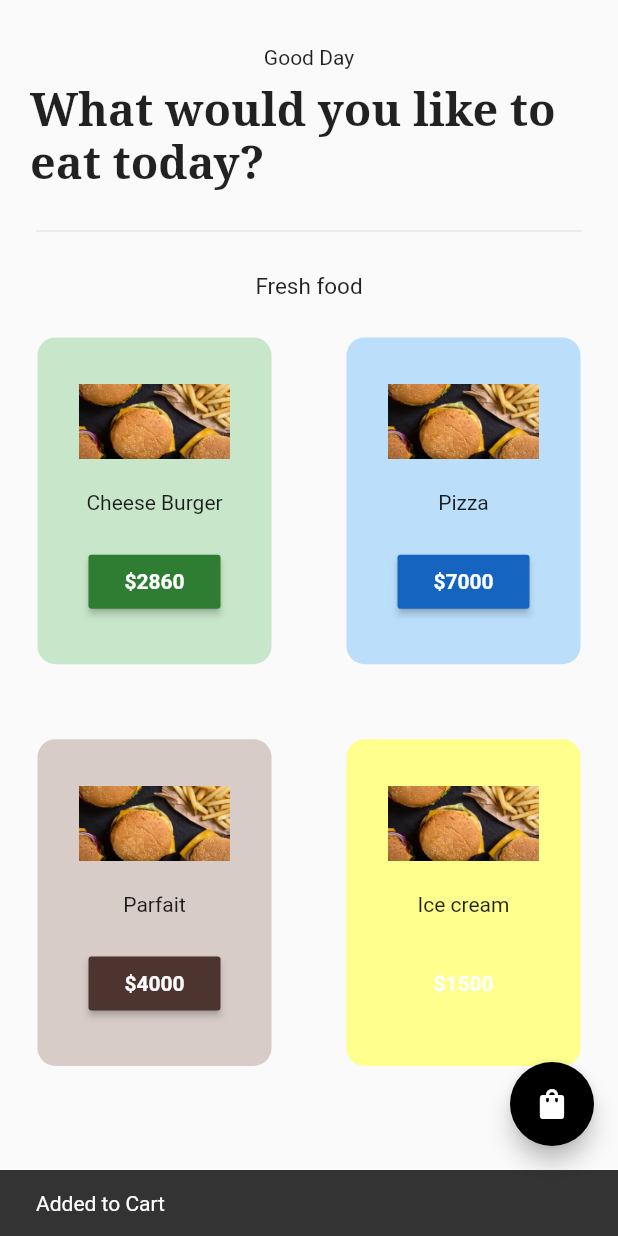
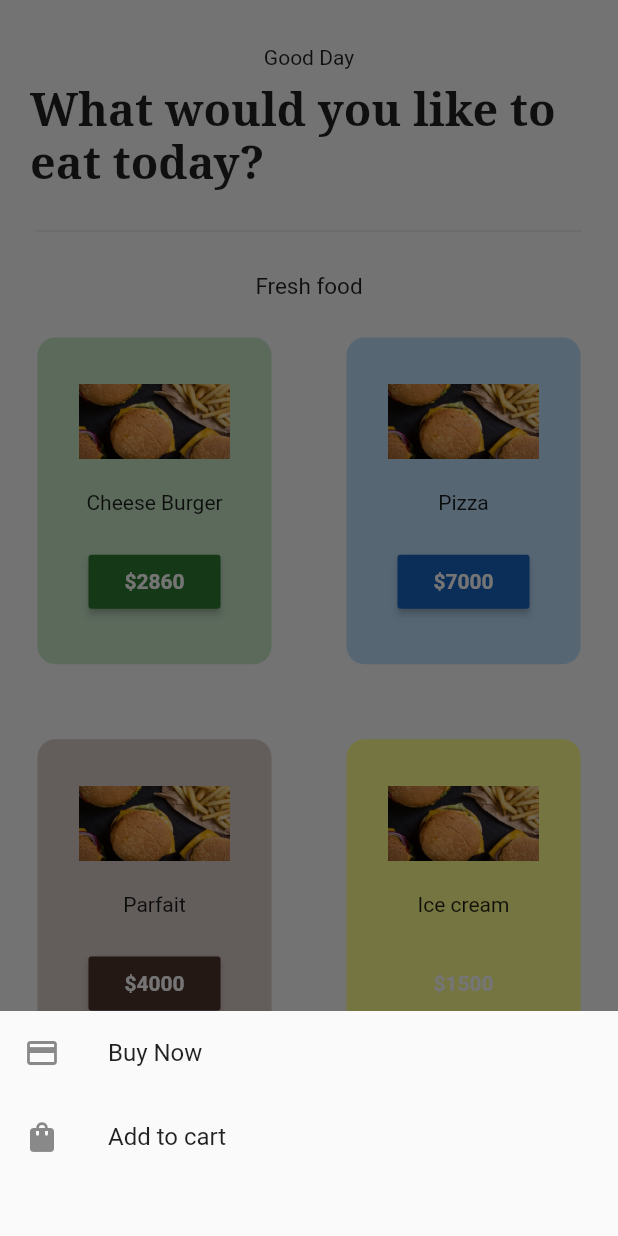
Before and after one commit to CHRISANTHOS/food_commerce, a Flutter app: the HomePage screen opened directly, after a tap on an icon or button, on a phone screen of 412 x 824 dp. Run offline on Flutter 3.47's test engine with Material 2 defaults, Android fonts, the phone set to English and light mode, and no system bars; our stand-ins replace flutter_slidable, google_fonts.

Commit message:
Updated cart UI

```diff
--- a/lib/pages/home_page.dart
+++ b/lib/pages/home_page.dart
@@ -8,6 +8,39 @@ import 'cart_page.dart';
 class HomePage extends StatelessWidget {
   const HomePage({Key? key}) : super(key: key);
 
+  void _buyOptions(BuildContext context, int index) {
+    showModalBottomSheet(
+        context: context,
+        builder: (context) {
+          return Container(
+            height: 150,
+            child: Column(
+              children: [
+                ListTile(
+                  onTap: () {
+                    Navigator.pop(context);
+                    ScaffoldMessenger.of(context).showSnackBar(
+                        const SnackBar(content: Text('Payment method coming soon')));
+                  },
+                  leading: const Icon(Icons.payment),
+                  title: const Text('Buy Now'),
+                ),
+                ListTile(
+                  onTap: () {
+                    Provider.of<CartModel>(context, listen: false).addToCart(index);
+                    Navigator.pop(context);
+                    ScaffoldMessenger.of(context).showSnackBar(
+                        const SnackBar(content: Text('Added to Cart')));
+                  },
+                  leading: const Icon(Icons.shopping_bag),
+                  title: const Text('Add to cart'),
+                ),
+              ],
+            ),
+          );
+        });
+  }
+
   @override
   Widget build(BuildContext context) {
     final vm = Provider.of<CartModel>(context);
@@ -15,7 +48,7 @@ class HomePage extends StatelessWidget {
     return Scaffold(
       floatingActionButton: FloatingActionButton(onPressed: (){
         Navigator.push(context, MaterialPageRoute(builder: (context) => CartPage()));
-      },backgroundColor: Colors.black, child: Icon(Icons.shopping_bag),),
+      },backgroundColor: Colors.black, child:vm.cartItems.isEmpty ? const Icon(Icons.shopping_bag) : Text(vm.cartItems.length.toString()),),
       body: SafeArea(
         child: Column(
           children: [
@@ -69,10 +102,7 @@ class HomePage extends StatelessWidget {
                           imagePath: vm.shopItems[index][2],
                           color: vm.shopItems[index][3],
                           onPressed: (){
-                            vm.addToCart(index);
-                            ScaffoldMessenger.of(context).showSnackBar(
-                                const SnackBar(content: Text('Added to Cart')));
-                            print(vm.cartItems);
+                            _buyOptions(context, index);
                           },
                         ),
                       );
--- a/pubspec.yaml
+++ b/pubspec.yaml
@@ -38,6 +38,7 @@ dependencies:
   cupertino_icons: ^1.0.2
   google_fonts: ^4.0.3
   provider: ^6.0.5
+  flutter_slidable: ^2.0.0
 
 dev_dependencies:
   flutter_test:
```
Also changed, not shown: lib/pages/cart_page.dart (+53 -10 lines), pubspec.lock.
